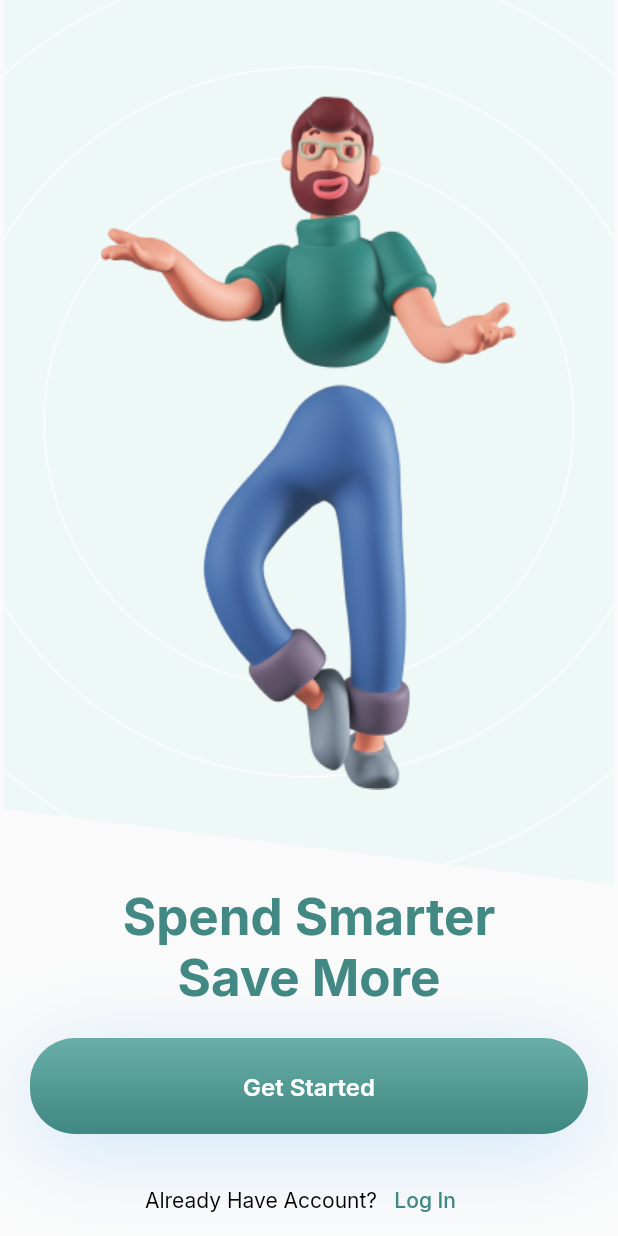
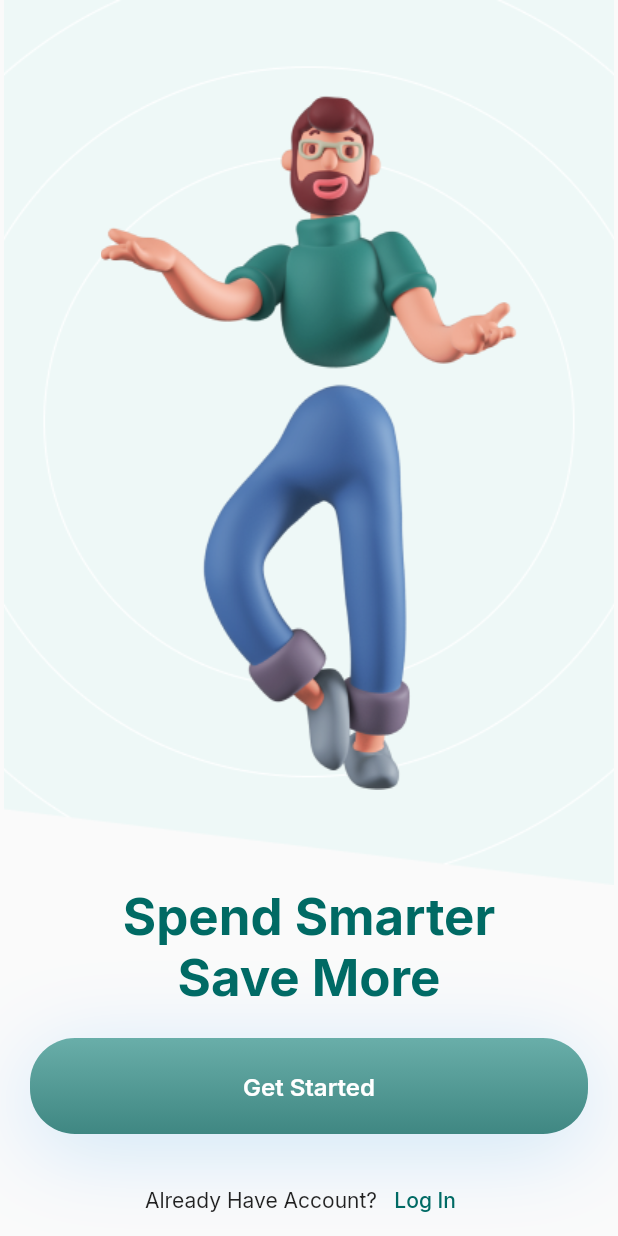
Before and after one commit to putra4648/xpense_tracker_app_ui, a Flutter app: the screen it shows after launch, on a phone screen of 412 x 824 dp. Run offline on Flutter 3.47's test engine with Material 2 defaults, Android fonts, the phone set to English and light mode, and no system bars; our stand-ins replace badges, fl_chart, flutter_screenutil, google_fonts.

Commit message:
change theme to light theme

```diff
--- a/lib/app.dart
+++ b/lib/app.dart
@@ -29,7 +29,7 @@ class _AppState extends State<App> {
         backgroundColor: Theme.of(context).colorScheme.primary,
         child: Icon(
           Icons.add,
-          color: IconTheme.of(context).color,
+          color: Theme.of(context).colorScheme.onPrimary,
         ),
       ),
       bottomNavigationBar: BottomNavigationBar(
--- a/lib/main.dart
+++ b/lib/main.dart
@@ -2,6 +2,7 @@ import 'package:flutter/material.dart';
 import 'package:flutter_screenutil/flutter_screenutil.dart';
 import 'package:google_fonts/google_fonts.dart';
 import 'package:income_expense_tracker_app/routes/main.dart';
+import 'package:income_expense_tracker_app/theme.dart';
 
 void main() => runApp(const MyApp());
 
@@ -17,23 +18,17 @@ class MyApp extends StatelessWidget {
       builder: () => MaterialApp(
         debugShowCheckedModeBanner: false,
         theme: ThemeData.light().copyWith(
-          colorScheme: const ColorScheme.light(
-            primary: Color.fromRGBO(66, 136, 131, 1),
-            secondary: Colors.white,
-          ),
-          textTheme: GoogleFonts.interTextTheme().apply(
-            bodyColor: Colors.white,
-            displayColor: Colors.white,
-          ),
+          colorScheme: lightColorScheme,
+          textTheme: GoogleFonts.interTextTheme(),
           buttonTheme: ButtonThemeData(
             colorScheme: Theme.of(context).colorScheme,
             shape: RoundedRectangleBorder(
               borderRadius: BorderRadius.circular(20),
             ),
           ),
-          iconTheme: IconTheme.of(context).copyWith(color: Colors.white),
         ),
         darkTheme: ThemeData.dark().copyWith(
+          colorScheme: darkColorScheme,
           textTheme: GoogleFonts.interTextTheme(),
         ),
         title: 'Trackering Yours',
--- a/lib/screens/home_screen.dart
+++ b/lib/screens/home_screen.dart
@@ -10,10 +10,7 @@ class HomeScreen extends StatelessWidget {
   @override
   Widget build(BuildContext context) {
     return Scaffold(
-      body: Theme(
-        data: Theme.of(context)
-            .copyWith(textTheme: Theme.of(context).textTheme.apply()),
-        child: SafeArea(
+      body: SafeArea(
         child: ListView(
           children: const [
             Header(
@@ -27,7 +24,6 @@ class HomeScreen extends StatelessWidget {
           ],
         ),
       ),
-      ),
     );
   }
 }
--- a/lib/screens/wizard_screen.dart
+++ b/lib/screens/wizard_screen.dart
@@ -52,7 +52,6 @@ class _WizardScreenState extends State<WizardScreen> {
             children: [
               const Text(
                 'Already Have Account?',
-                style: TextStyle(color: Colors.black),
               ),
               TextButton(onPressed: () {}, child: const Text('Log In'))
             ],
--- /dev/null
+++ b/lib/theme.dart
@@ -0,0 +1,65 @@
+import 'package:flutter/material.dart';
+
+const seed = Color(0xFF6750A4);
+
+const lightColorScheme = ColorScheme(
+  brightness: Brightness.light,
+  primary: Color(0xFF006A64),
+  onPrimary: Color(0xFFFFFFFF),
+  primaryContainer: Color(0xFF71F7EE),
+  onPrimaryContainer: Color(0xFF00201E),
+  secondary: Color(0xFF006874),
+  onSecondary: Color(0xFFFFFFFF),
+  secondaryContainer: Color(0xFF90F1FF),
+  onSecondaryContainer: Color(0xFF001F24),
+  tertiary: Color(0xFF7D5260),
+  onTertiary: Color(0xFFFFFFFF),
+  tertiaryContainer: Color(0xFFFFD8E4),
+  onTertiaryContainer: Color(0xFF31111D),
+  error: Color(0xFFB3261E),
+  errorContainer: Color(0xFFF9DEDC),
+  onError: Color(0xFFFFFFFF),
+  onErrorContainer: Color(0xFF410E0B),
+  background: Color(0xFFFFFBFE),
+  onBackground: Color(0xFF1C1B1F),
+  surface: Color(0xFFFFFBFE),
+  onSurface: Color(0xFF1C1B1F),
+  surfaceVariant: Color(0xFFE7E0EC),
+  onSurfaceVariant: Color(0xFF49454F),
+  outline: Color(0xFF79747E),
+  onInverseSurface: Color(0xFFF4EFF4),
+  inverseSurface: Color(0xFF313033),
+  inversePrimary: Color(0xFF4FDAD2),
+  shadow: Color(0xFF000000),
+);
+
+const darkColorScheme = ColorScheme(
+  brightness: Brightness.dark,
+  primary: Color(0xFF4FDAD2),
+  onPrimary: Color(0xFF003734),
+  primaryContainer: Color(0xFF00504B),
+  onPrimaryContainer: Color(0xFF71F7EE),
+  secondary: Color(0xFF4FD8EB),
+  onSecondary: Color(0xFF00363D),
+  secondaryContainer: Color(0xFF004F59),
+  onSecondaryContainer: Color(0xFF90F1FF),
+  tertiary: Color(0xFFEFB8C8),
+  onTertiary: Color(0xFF492532),
+  tertiaryContainer: Color(0xFF633B48),
+  onTertiaryContainer: Color(0xFFFFD8E4),
+  error: Color(0xFFF2B8B5),
+  errorContainer: Color(0xFF8C1D18),
+  onError: Color(0xFF601410),
+  onErrorContainer: Color(0xFFF9DEDC),
+  background: Color(0xFF1C1B1F),
+  onBackground: Color(0xFFE6E1E5),
+  surface: Color(0xFF1C1B1F),
+  onSurface: Color(0xFFE6E1E5),
+  surfaceVariant: Color(0xFF49454F),
+  onSurfaceVariant: Color(0xFFCAC4D0),
+  outline: Color(0xFF938F99),
+  onInverseSurface: Color(0xFF1C1B1F),
+  inverseSurface: Color(0xFFE6E1E5),
+  inversePrimary: Color(0xFF006A64),
+  shadow: Color(0xFF000000),
+);
--- a/lib/widgets/custom_listile.dart
+++ b/lib/widgets/custom_listile.dart
@@ -30,7 +30,7 @@ class CustomListTile extends StatelessWidget {
                 padding: const EdgeInsets.all(5),
                 child: Icon(
                   icons,
-                  color: Theme.of(context).iconTheme.color,
+                  color: Theme.of(context).colorScheme.onPrimary,
                 ),
                 shape: const CircleBorder(),
               ),
--- a/lib/widgets/transaction_history.dart
+++ b/lib/widgets/transaction_history.dart
@@ -15,11 +15,6 @@ class _TransactionHistoryState extends State<TransactionHistory> {
   Widget build(BuildContext context) {
     return Container(
       margin: const EdgeInsetsDirectional.only(top: 80),
-      child: ListTileTheme(
-        data: ListTileTheme.of(context).copyWith(
-          iconColor: Colors.black,
-          textColor: Colors.black,
-        ),
       child: Column(
         children: [
           ListTile(
@@ -72,7 +67,6 @@ class _TransactionHistoryState extends State<TransactionHistory> {
               .toList()
         ],
       ),
-      ),
     );
   }
 }
```
Also changed, not shown: lib/screens/account_screen.dart (+6 -14 lines), lib/screens/statisctic_screen.dart (+4 -17 lines), lib/screens/wallet_screen.dart (+4 -21 lines), lib/widgets/account_info.dart (+17 -8 lines), lib/widgets/send_people.dart (+5 -12 lines), lib/widgets/total_balance.dart (+5 -3 lines). Lines whose indentation alone changed are shown as unchanged.
